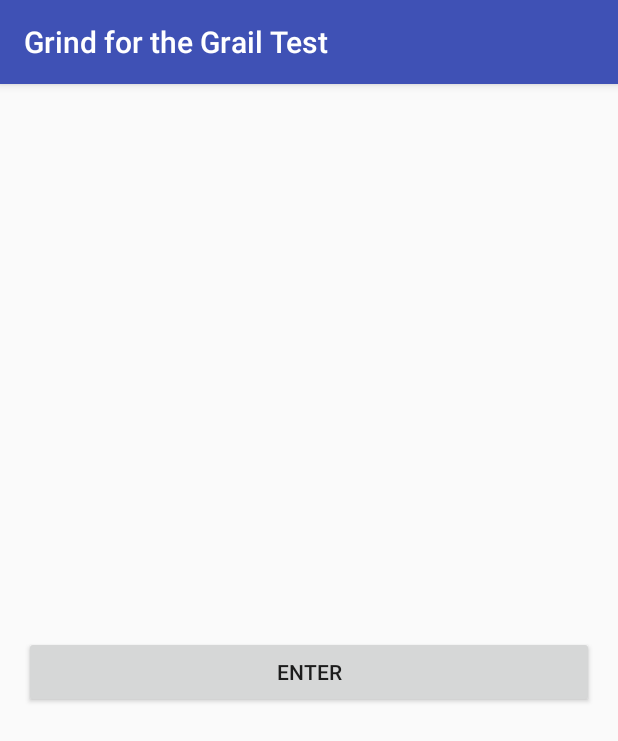
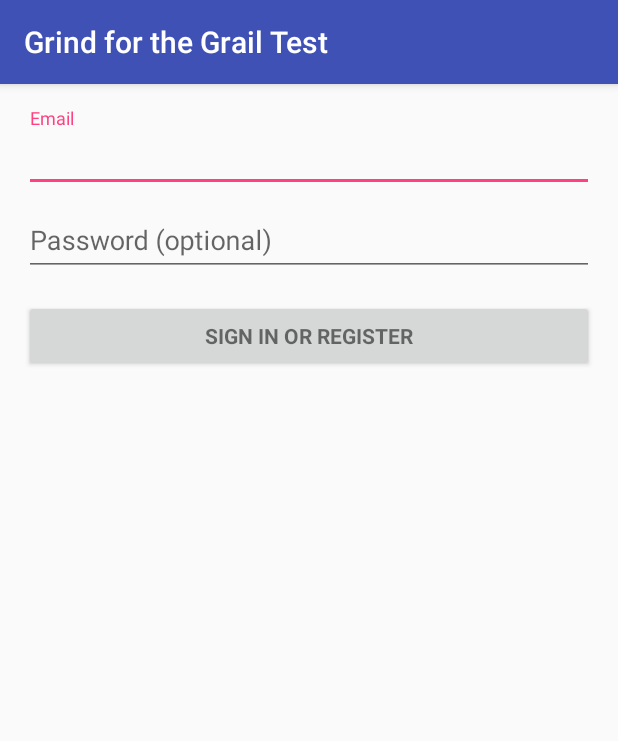
Before and after one commit to Ben10B/grind-for-the-grail, an Android app: the screen it shows after launch (GreetingActivity), on a phone screen of 412 x 824 dp. Shown: the top 741 px of the screen. Run offline under Robolectric (Android 15) with nearby library versions, the phone set to English and light mode, and no system bars.

Commit message:
mess with this

```diff
--- a/app/src/main/java/com/abc/myapplication/GreetingActivity.java
+++ b/app/src/main/java/com/abc/myapplication/GreetingActivity.java
@@ -1,17 +1,27 @@
 package com.abc.myapplication;
 
 import android.content.Intent;
+import android.database.Cursor;
 import android.support.v7.app.AppCompatActivity;
 import android.os.Bundle;
 import android.view.View;
+import android.widget.Toast;
+
+import Database.DatabaseHelper;
 
 public class GreetingActivity extends AppCompatActivity {
 
     @Override
     protected void onCreate(Bundle savedInstanceState) {
-        super.onCreate(savedInstanceState);
-        setContentView(R.layout.activity_greeting);
-
+        DatabaseHelper dbhelper = new DatabaseHelper(this);
+        Cursor cursor = dbhelper.readUsers(dbhelper.getReadableDatabase());
+        if(cursor.getCount() >= 1){
+            super.onCreate(savedInstanceState);
+            setContentView(R.layout.activity_greeting);
+        } else {
+            super.onCreate(savedInstanceState);
+            setContentView(R.layout.activity_login);
+        }
 
     }
     public void goToDashboard(View view){
--- a/app/src/main/java/com/abc/myapplication/LoginActivity.java
+++ b/app/src/main/java/com/abc/myapplication/LoginActivity.java
@@ -29,6 +29,7 @@ import android.widget.AutoCompleteTextView;
 import android.widget.Button;
 import android.widget.EditText;
 import android.widget.TextView;
+import android.widget.Toast;
 
 import java.util.ArrayList;
 import java.util.List;
@@ -93,6 +94,11 @@ public class LoginActivity extends AppCompatActivity implements LoaderCallbacks<
 
         mLoginFormView = findViewById(R.id.login_form);
         mProgressView = findViewById(R.id.login_progress);
+    }
+    public void register(View view){
+//        startActivity(new Intent(this, GreetingActivity.class));
+//        finish();
+        //Toast.makeText(LoginActivity.this,"fsafas", Toast.LENGTH_LONG).show();
     }
 
     private void populateAutoComplete() {
```
Also changed, not shown: app/src/main/AndroidManifest.xml (+4 -9 lines).
